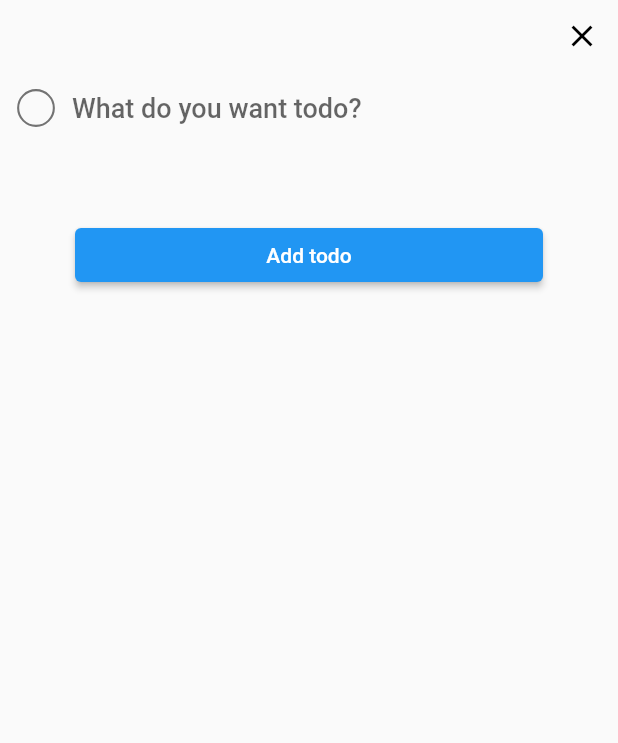
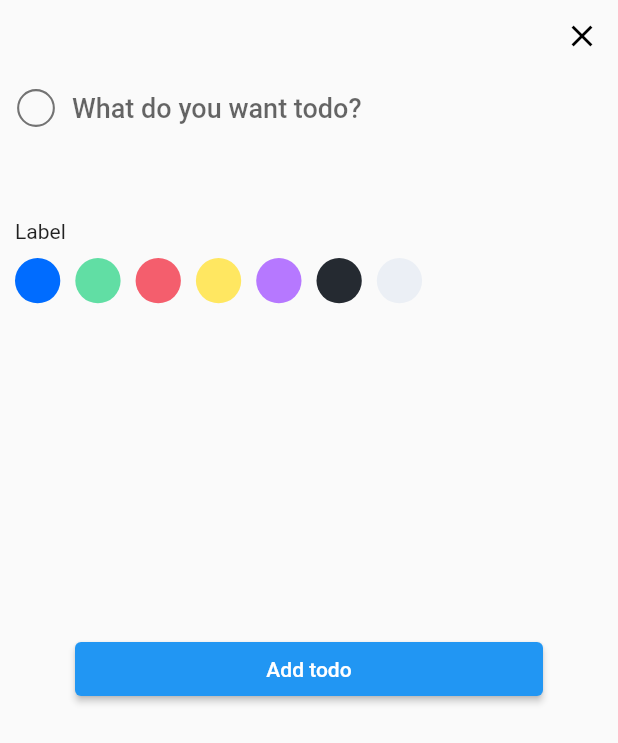
Before and after one commit to sanathks/Flutter-Todo-App, a Flutter app: the CreateTodo widget shown alone on an empty page, opened directly, on a phone screen of 412 x 824 dp. Shown: the top 743 px of the screen. Run offline on Flutter 3.47's test engine with Material 2 defaults, Android fonts, the phone set to English and light mode, and no system bars; our stand-ins replace flutter_svg, google_fonts, nanoid; missing offline and left inert: automatic_animated_list.

Commit message:
will complete the todo app functionlity and the UI

```diff
--- a/lib/ widgets/create_todo.dart
+++ b/lib/ widgets/create_todo.dart
@@ -1,10 +1,28 @@
 import 'package:flutter/material.dart';
+import 'package:nanoid/nanoid.dart';
 import 'package:provider/provider.dart';
+import 'package:todo/%20widgets/label_picker.dart';
+import 'package:todo/const/colors.dart';
 import 'package:todo/models/todo.dart';
 import 'package:todo/models/todos.dart';
 
-class CreateTodo extends StatelessWidget {
+class CreateTodo extends StatefulWidget {
   const CreateTodo({Key? key}) : super(key: key);
+
+  @override
+  State<CreateTodo> createState() => _CreateTodoState();
+}
+
+class _CreateTodoState extends State<CreateTodo> {
+  late Color? _label;
+  final textController = TextEditingController();
+
+
+  @override
+  void initState() {
+    _label = Colors.white;
+    super.initState();
+  }
 
   @override
   Widget build(BuildContext context) {
@@ -38,8 +56,9 @@ class CreateTodo extends StatelessWidget {
               ),
               SizedBox(
                 width: MediaQuery.of(context).size.width * .8,
-                child: const TextField(
-                  decoration: InputDecoration(
+                child: TextField(
+                  controller: textController,
+                  decoration: const InputDecoration(
                       hintStyle: TextStyle(
                           fontWeight: FontWeight.w500,
                           fontSize: 18
@@ -51,13 +70,36 @@ class CreateTodo extends StatelessWidget {
               ),
             ],
           ),
+          const Padding(
+            padding: EdgeInsets.only(left: 10, right: 10, top: 50),
+            child: Text("Label"),
+          ),
+          Padding(
+            padding: const EdgeInsets.only(left: 10, right: 10, top: 10),
+            child: LabelPicker(
+                onSelectColor: (value) {
+                    setState(() {
+                      _label = value;
+                    });
+                },
+                availableColors: const [
+                  blue,
+                  green,
+                  red,
+                  yellow,
+                  purple,
+                  black,
+                  grey,
+                ],
+            ),
+          ),
           Padding(
             padding: const EdgeInsets.all(50),
             child: ElevatedButton(
               child: const Text('Add todo'),
               onPressed: () {
                 Provider.of<Todos>(context, listen: false).add(
-                    Todo("id", "dsfsdsd", false)
+                    Todo(nanoid(10), textController.text, false, _label)
                 );
                 return Navigator.pop(context);
               },
@@ -67,5 +109,4 @@ class CreateTodo extends StatelessWidget {
       ),
     );
   }
-
 }
--- /dev/null
+++ b/lib/ widgets/label_picker.dart
@@ -0,0 +1,66 @@
+import 'package:flutter/material.dart';
+
+class LabelPicker extends StatefulWidget {
+  final Function onSelectColor;
+  final List<Color> availableColors;
+
+  const LabelPicker(
+      {required this.onSelectColor,
+        required this.availableColors});
+
+  @override
+  _LabelPickerState createState() => _LabelPickerState();
+}
+
+class _LabelPickerState extends State<LabelPicker> {
+  late Color _label;
+
+  @override
+  void initState() {
+    _label = Colors.white;
+    super.initState();
+  }
+
+  @override
+  Widget build(BuildContext context) {
+    return SizedBox(
+      width: double.infinity,
+      height: 200,
+      child: GridView.builder(
+        gridDelegate: const SliverGridDelegateWithMaxCrossAxisExtent(
+            maxCrossAxisExtent: 30,
+            childAspectRatio: 1 / 1,
+            crossAxisSpacing: 10,
+            mainAxisSpacing: 10),
+        itemCount: widget.availableColors.length,
+        itemBuilder: (context, index) {
+          final itemColor = widget.availableColors[index];
+          return InkWell(
+            onTap: () {
+              widget.onSelectColor(itemColor);
+              setState(() {
+                _label = itemColor;
+              });
+            },
+            child: Container(
+              width: 30,
+              height: 30,
+              decoration: BoxDecoration(
+                  color: itemColor,
+                  shape: BoxShape.circle
+              ),
+              child: itemColor == _label
+                  ? const Center(
+                child: Icon(
+                  Icons.check,
+                  color: Colors.white,
+                ),
+              )
+                  : Container(),
+            ),
+          );
+        },
+      ),
+    );
+  }
+}
--- a/lib/ widgets/list_item.dart
+++ b/lib/ widgets/list_item.dart
@@ -57,8 +57,8 @@ class ListItem extends StatelessWidget {
             Container(
               height: 10,
               width: 10,
-              decoration: const BoxDecoration(
-                  color: green, shape: BoxShape.circle),
+              decoration: BoxDecoration(
+                  color: item.label, shape: BoxShape.circle),
             )
           ],
         ),
--- a/lib/const/colors.dart
+++ b/lib/const/colors.dart
@@ -6,4 +6,4 @@ const purple = Color(0xFFB678FF);
 const yellow = Color(0xFFFFE761);
 const red = Color(0xFFF45E6D);
 const green = Color(0xFF61DEA4);
-const gray = Color(0xFFEBEFF5);
+const grey = Color(0xFFEBEFF5);
--- a/lib/models/todo.dart
+++ b/lib/models/todo.dart
@@ -1,7 +1,10 @@
+import 'dart:ui';
+
 class Todo {
   late String id;
   late String title;
   late bool isDone;
+  late Color? label;
 
-  Todo(this.id, this.title, this.isDone);
+  Todo(this.id, this.title, this.isDone, this.label);
 }
--- a/lib/models/todos.dart
+++ b/lib/models/todos.dart
@@ -1,12 +1,13 @@
 import 'package:flutter/foundation.dart';
+import 'package:todo/const/colors.dart';
 import 'package:todo/models/todo.dart';
 
 class Todos extends ChangeNotifier {
    final List<Todo> _items = [
-     Todo("1", "title1", false),
-     Todo("2", "title2", false),
-     Todo("3", "title3", false),
-     Todo("4", "title4", false),
+     // Todo("1", "title1", false, null),
+     // Todo("2", "title2", false, red),
+     // Todo("3", "title3", false, null),
+     // Todo("4", "title4", false, null),
    ];
 
    final List<Todo> _completedItems = [];
```
Also changed, not shown: lib/ widgets/todo_list.dart (+26 -1 lines), lib/screens/dashboard.dart (+4 -40 lines), pubspec.yaml (+4 -3 lines), assets/empty.svg (added), pubspec.lock.
